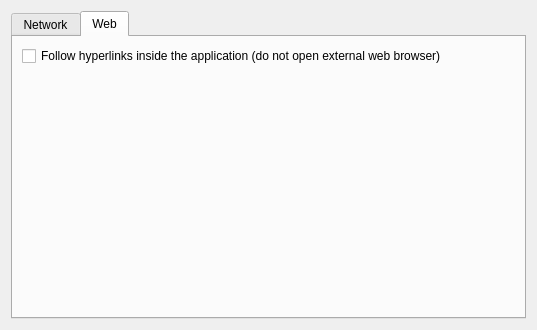
Above: src/librssguard/gui/settings/settingsnetwork.ui from martinrotter/rssguard before the change. Below: the same form after it.
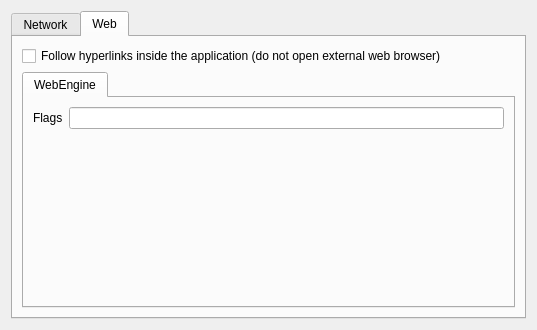
That is the form after the change. The open tabs and pages were chosen to show the change.

Commit message: ability to change webengine flags in the UI

Diff of the .ui file:
```diff
--- a/src/librssguard/gui/settings/settingsnetwork.ui
+++ b/src/librssguard/gui/settings/settingsnetwork.ui
@@ -52,6 +52,27 @@
          </property>
         </widget>
        </item>
+       <item row="1" column="0" colspan="2">
+        <widget class="QTabWidget" name="m_tabWebBackends">
+         <widget class="QWidget" name="m_tabWebEngine">
+          <attribute name="title">
+           <string>WebEngine</string>
+          </attribute>
+          <layout class="QFormLayout" name="formLayout_2">
+           <item row="0" column="0">
+            <widget class="QLabel" name="label">
+             <property name="text">
+              <string>Flags</string>
+             </property>
+            </widget>
+           </item>
+           <item row="0" column="1">
+            <widget class="QLineEdit" name="m_txtWebEngineFlags"/>
+           </item>
+          </layout>
+         </widget>
+        </widget>
+       </item>
       </layout>
      </widget>
     </widget>
```
The commit also changes 9 other files.
